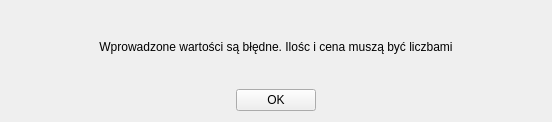
Above: GUI/Interfaces/ErrorMessageBox_Interface.ui from PrzemekBort/AssetsWallet before the change. Below: the same form after it.
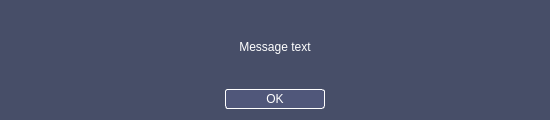
That is the form after the change.

Commit message: CHANGE OF ERRORMESSAGEBOX STYLESHEET AND IMPORTS - Change stylesheets of ErrorMessageBox - Change imports interfaces into GUI.Interfaces - Change of perimeters name in addNewWidgetTo and deleteWidgetFrom into layout _ Add perimeter type in functions above: QtWidgets.QLayout

```diff
--- a/GUI/Interfaces/ErrorMessageBox_Interface.ui
+++ b/GUI/Interfaces/ErrorMessageBox_Interface.ui
@@ -6,13 +6,45 @@
    <rect>
     <x>0</x>
     <y>0</y>
-    <width>552</width>
-    <height>122</height>
+    <width>550</width>
+    <height>120</height>
    </rect>
   </property>
+  <property name="minimumSize">
+   <size>
+    <width>550</width>
+    <height>120</height>
+   </size>
+  </property>
+  <property name="maximumSize">
+   <size>
+    <width>550</width>
+    <height>120</height>
+   </size>
+  </property>
   <property name="windowTitle">
    <string>Form</string>
   </property>
+  <property name="styleSheet">
+   <string notr="true">#Form {
+	background-color: #474E68;
+}
+
+#label {
+	color: white;
+}
+
+QPushButton {
+    color: rgb(255, 255, 255);
+    background-color: #50577A;
+	border-radius: 3px;
+	border: 1px solid white;
+}
+
+QPushButton:hover {
+    background-color: #6B728E;
+}</string>
+  </property>
   <layout class="QVBoxLayout" name="verticalLayout">
    <item>
     <widget class="QLabel" name="label">
@@ -22,7 +54,7 @@
       </font>
      </property>
      <property name="text">
-      <string>Wprowadzone wartości są błędne. Ilośc i cena muszą być liczbami</string>
+      <string>Message text</string>
      </property>
      <property name="alignment">
       <set>Qt::AlignCenter</set>
@@ -37,6 +69,12 @@
        <verstretch>0</verstretch>
       </sizepolicy>
      </property>
+     <property name="minimumSize">
+      <size>
+       <width>100</width>
+       <height>20</height>
+      </size>
+     </property>
      <property name="text">
       <string>OK</string>
      </property>
```
The commit also changes 3 other files.
